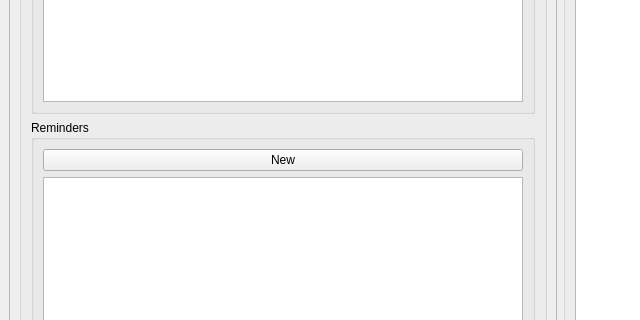
Qt form ui/main.ui (Tayzn/HenHacks25) before a commit; both pictures show x 0 to 640 and y 233 to 553 of the 1119 by 710 pixel window.
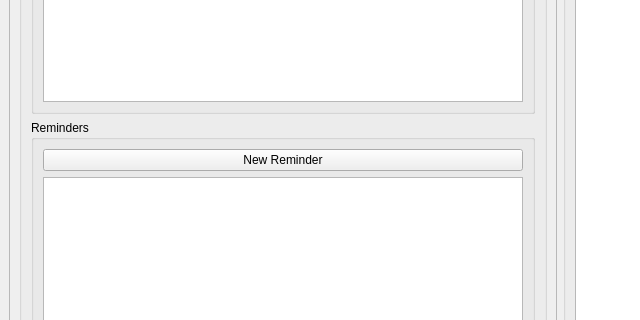
The same form after that commit. Icons and pictures are not drawn.

Patch:
```diff
--- a/ui/main.ui
+++ b/ui/main.ui
@@ -164,7 +164,7 @@
              <item>
               <widget class="QPushButton" name="addReminderButton">
                <property name="text">
-                <string>New</string>
+                <string>New Reminder</string>
                </property>
               </widget>
              </item>
```
